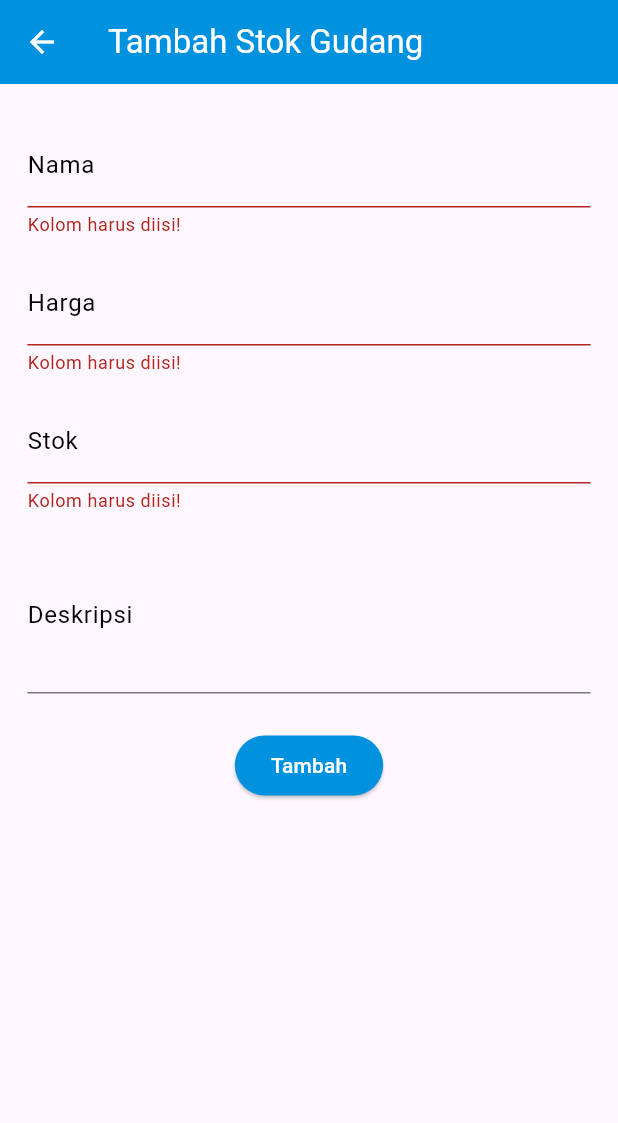
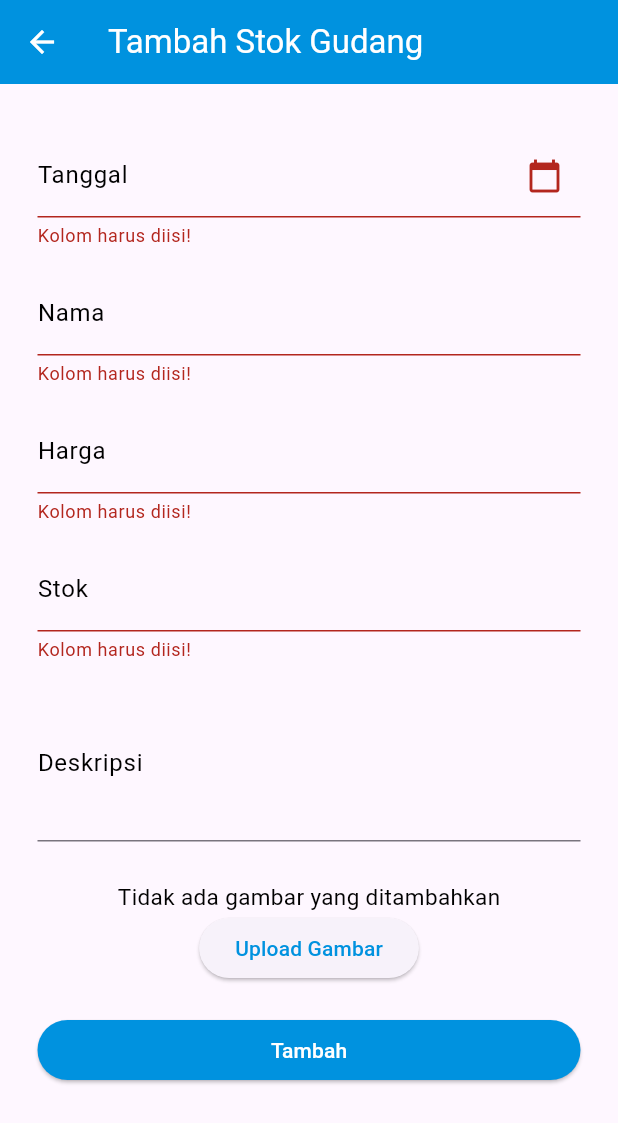
Before and after one commit to proyek-4/stocklab_fe, a Flutter app: the AddStockPage screen opened directly, after a tap on "Tambah", on a phone screen of 412 x 824 dp. Shown: the top 1123 px of the screen. Run offline on Flutter 3.47's test engine with Material 3 defaults, Android fonts, the phone set to English and light mode, and no system bars; our stand-ins replace image_picker, quickalert.

Commit message:
fix : upload image, url, bottom sheet, date picker, alert

```diff
--- a/lib/models/Stock.dart
+++ b/lib/models/Stock.dart
@@ -1,6 +1,6 @@
 class Stock {
   final int id, price, quantity;
-  final String name, description, image;
+  final String name, description, image, date;
 
   Stock(
       {this.id = 0,
@@ -8,7 +8,8 @@ class Stock {
       this.quantity = 0,
       this.name = '',
       this.description = '',
-      this.image = ''});
+      this.image = '',
+      this.date = ''});
 
   factory Stock.fromJson(Map<String, dynamic> json) {
     return Stock(
@@ -18,6 +19,7 @@ class Stock {
       name: json['name'],
       description: json['description'] ?? '-',
       image: json['image'],
+      date: json['date'],
     );
   }
 }
--- a/lib/pages/stock/add_stock_page.dart
+++ b/lib/pages/stock/add_stock_page.dart
@@ -1,8 +1,16 @@
 import 'package:flutter/material.dart';
 import '../../colors.dart';
-import '../../network/StockService.dart';
 import 'package:http/http.dart' as http;
 import 'package:quickalert/quickalert.dart';
+import '../../widgets/date_picker.dart';
+import 'package:image_picker/image_picker.dart';
+import 'dart:io';
+import '../../widgets/alert_image.dart';
+import '../../widgets/error_dialog.dart';
+import '../../helper/upload_image.dart';
+import 'package:mime/mime.dart';
+import 'package:path/path.dart' as path;
+import '../../utils.dart';
 
 class AddStockPage extends StatefulWidget {
   AddStockPage() : super();
@@ -14,24 +22,45 @@ class AddStockPage extends StatefulWidget {
 }
 
 class _AddStockPageState extends State<AddStockPage> {
+  TextEditingController _dateController = TextEditingController();
   TextEditingController _nameController = TextEditingController();
   TextEditingController _priceController = TextEditingController();
   TextEditingController _quantityController = TextEditingController();
   TextEditingController _descriptionController = TextEditingController();
   late String _titleProgress;
 
+  File? _image;
+  final ImagePicker picker = ImagePicker();
+
+  Future<void> getImage(ImageSource media) async {
+    var img = await picker.pickImage(source: media);
+
+    setState(() {
+      _image = img != null ? File(img.path) : null;
+    });
+  }
+
   _addStock() async {
     _showProgress('Menyimpan stok...');
 
     try {
-      var url = Uri.parse('http://10.0.2.2:8000/api/stocks');
+      String? imageUrl;
+      if (_image != null) {
+        imageUrl = await uploadImage(_image!);
+        if (imageUrl == null) {
+          throw Exception('Gagal mengunggah gambar.');
+        }
+      }
+
+      var uri = Uri.parse(url + '/api/stocks');
       var response = await http.post(
-        url,
+        uri,
         body: {
           'name': _nameController.text,
           'price': _priceController.text,
           'quantity': _quantityController.text,
           'description': _descriptionController.text,
+          'date': _dateController.text,
         },
       );
 
@@ -44,43 +73,12 @@ class _AddStockPageState extends State<AddStockPage> {
         Navigator.pop(context);
       } else {
         print('Failed to add stock: ${response.body}');
-        showDialog(
-          context: context,
-          builder: (BuildContext context) {
-            return AlertDialog(
-              title: Text('Error'),
-              content: Text('Failed to add stock. ${response.body}. Please try again.'),
-              actions: <Widget>[
-                TextButton(
-                  onPressed: () {
-                    Navigator.of(context).pop();
-                  },
-                  child: Text('OK'),
-                ),
-              ],
-            );
-          },
-        );
+        showErrorDialog(context,
+            'Failed to add stock. ${response.body}. Please try again.');
       }
     } catch (e) {
       print('Error adding stock: $e');
-      showDialog(
-        context: context,
-        builder: (BuildContext context) {
-          return AlertDialog(
-            title: Text('Error'),
-            content: Text('Failed to add stock. $e. Please try again.'),
-            actions: <Widget>[
-              TextButton(
-                onPressed: () {
-                  Navigator.of(context).pop();
-                },
-                child: Text('OK'),
-              ),
-            ],
-          );
-        },
-      );
+      showErrorDialog(context, 'Failed to add stock. $e. Please try again.');
     }
   }
 
@@ -95,6 +93,7 @@ class _AddStockPageState extends State<AddStockPage> {
     _priceController.clear();
     _quantityController.clear();
     _descriptionController.clear();
+    _dateController.clear();
   }
 
   final _formKey = GlobalKey<FormState>();
@@ -108,14 +107,45 @@ class _AddStockPageState extends State<AddStockPage> {
         backgroundColor: primary,
         foregroundColor: Colors.white,
       ),
-      body: Padding(
-        padding: const EdgeInsets.all(18.3),
+      body: SingleChildScrollView(
+        child: Padding(
+          padding: const EdgeInsets.all(25),
           child: SingleChildScrollView(
             child: Form(
-            key : _formKey,
+              key: _formKey,
               child: Column(
                 crossAxisAlignment: CrossAxisAlignment.start,
                 children: [
+                  Padding(
+                    padding: EdgeInsets.symmetric(vertical: 8.0),
+                    child: TextFormField(
+                      controller: _dateController,
+                      readOnly: true,
+                      onTap: () {
+                        selectDate(context, _dateController);
+                      },
+                      cursorColor: Colors.black,
+                      decoration: InputDecoration(
+                        labelText: 'Tanggal',
+                        labelStyle: TextStyle(color: Colors.black),
+                        focusedBorder: UnderlineInputBorder(
+                          borderSide: BorderSide(color: primary),
+                        ),
+                        suffixIcon: IconButton(
+                          icon: Icon(Icons.calendar_today),
+                          onPressed: () {
+                            selectDate(context, _dateController);
+                          },
+                        ),
+                      ),
+                      validator: (value) {
+                        if (value == null || value.isEmpty) {
+                          return 'Kolom harus diisi!';
+                        }
+                        return null;
+                      },
+                    ),
+                  ),
                   Padding(
                     padding: EdgeInsets.symmetric(vertical: 8.0),
                     child: TextFormField(
@@ -193,8 +223,61 @@ class _AddStockPageState extends State<AddStockPage> {
                       ),
                     ),
                   ),
-                SizedBox(height: 16),
                   Center(
+                    child: Padding(
+                      padding: EdgeInsets.symmetric(vertical: 8.0),
+                      child: Column(
+                        mainAxisAlignment: MainAxisAlignment.center,
+                        children: [
+                          SizedBox(
+                            height: 10,
+                          ),
+                          _image != null
+                              ? Padding(
+                                  padding: const EdgeInsets.symmetric(
+                                      horizontal: 20),
+                                  child: ClipRRect(
+                                    borderRadius: BorderRadius.circular(8),
+                                    child: Image.file(
+                                      File(_image!.path),
+                                      fit: BoxFit.cover,
+                                      width: MediaQuery.of(context).size.width,
+                                      height: 300,
+                                    ),
+                                  ),
+                                )
+                              : Text(
+                                  "Tidak ada gambar yang ditambahkan",
+                                  style: TextStyle(
+                                    fontSize: 15,
+                                    color: Colors.black,
+                                  ),
+                                ),
+                          ElevatedButton(
+                            onPressed: () async {
+                              myAlert(context, (ImageSource source) async {
+                                final pickedImage = await ImagePicker()
+                                    .pickImage(source: source);
+                                if (pickedImage != null) {
+                                  setState(() {
+                                    _image = File(pickedImage.path);
+                                  });
+                                }
+                              });
+                            },
+                            child: Text('Upload Gambar'),
+                            style: ElevatedButton.styleFrom(
+                              onPrimary: primary,
+                            ),
+                          ),
+                        ],
+                      ),
+                    ),
+                  ),
+                  Padding(
+                    padding: EdgeInsets.symmetric(vertical: 12.0),
+                    child: SizedBox(
+                      width: double.infinity,
                       child: ElevatedButton(
                         onPressed: () {
                           if (_formKey.currentState!.validate()) {
@@ -211,7 +294,9 @@ class _AddStockPageState extends State<AddStockPage> {
                         ),
                       ),
                     ),
+                  ),
                 ],
+              ),
             ),
           ),
         ),
--- /dev/null
+++ b/lib/utils.dart
@@ -0,0 +1,8 @@
+import 'package:intl/intl.dart';
+
+String formatPrice(int price) {
+  final currencyFormat = NumberFormat.currency(locale: 'id_ID', symbol: 'Rp');
+  return currencyFormat.format(price);
+}
+
+String url = 'http://10.0.2.2:8000';
```
Also changed, not shown: lib/helper/upload_image.dart (added, +31 -0 lines), lib/network/StockService.dart (+8 -5 lines), lib/pages/stock_page.dart (+16 -9 lines), lib/widgets/alert_image.dart (added, +45 -0 lines), lib/widgets/bottom_sheet_modal.dart (+44 -28 lines), lib/widgets/date_picker.dart (added, +15 -0 lines), lib/widgets/error_dialog.dart (added, +21 -0 lines), lib/widgets/grid_item_stock.dart (+6 -3 lines), pubspec.yaml (+6 -1 lines), pubspec.lock, 1 other file. Lines whose indentation alone changed are shown as unchanged.
